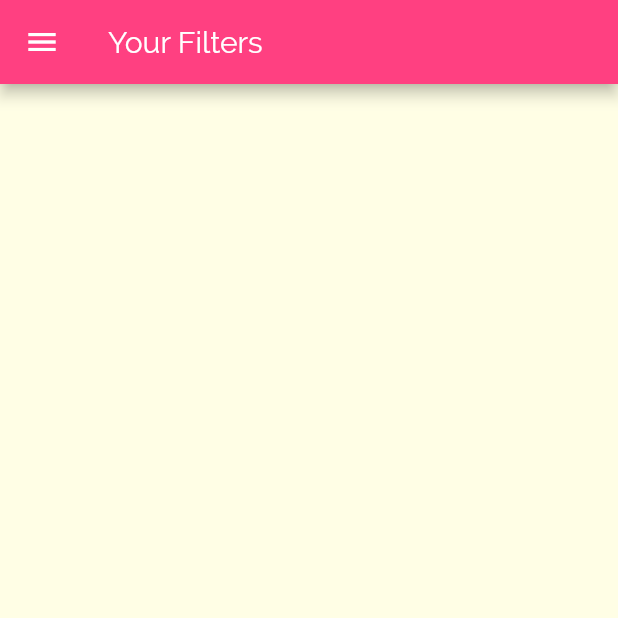
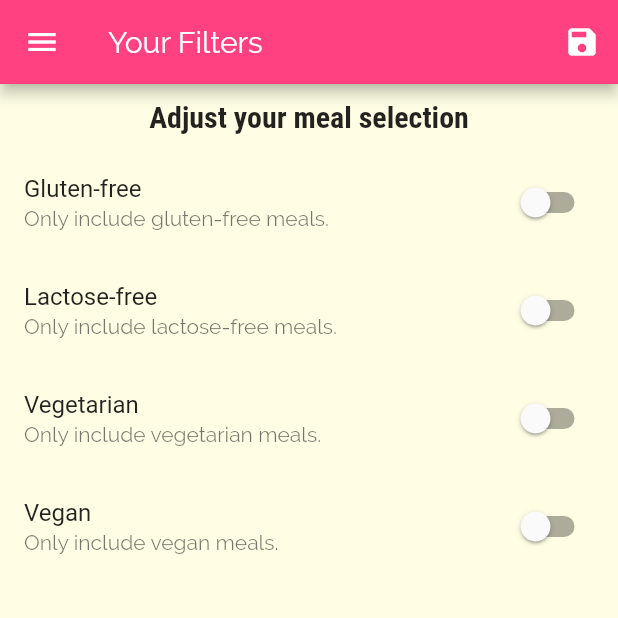
Before and after one commit to pavankalyan0424/Meals, a Flutter app: the FiltersPage screen opened by its route, on a phone screen of 412 x 824 dp, the top half of it. Run offline on Flutter 3.47's test engine with Material 2 defaults, Android fonts, the phone set to English and light mode, and no system bars.

Commit message:
settings page updated

```diff
--- a/lib/main.dart
+++ b/lib/main.dart
@@ -1,5 +1,7 @@
 import 'package:flutter/material.dart';
 
+import './dummy_data.dart';
+import './models/meals.dart';
 import './pages/filtersPage.dart';
 import './pages/homePage.dart';
 import './pages/mealDetailPage.dart';
@@ -9,7 +11,36 @@ void main() {
   runApp(MyApp());
 }
 
-class MyApp extends StatelessWidget {
+class MyApp extends StatefulWidget {
+  @override
+  _MyAppState createState() => _MyAppState();
+}
+
+class _MyAppState extends State<MyApp> {
+  List<bool> filters = [false, false, false, false];
+  List<Meal> _availableMeals = DUMMY_MEALS;
+
+  void _setFilters(List<bool> filterData) {
+    setState(() {
+      filters = filterData;
+    });
+    _availableMeals = DUMMY_MEALS.where((meal) {
+      if (filters[0] && !meal.isGlutenFree) {
+        return false;
+      }
+      if (filters[1] && !meal.isLactoseFree) {
+        return false;
+      }
+      if (filters[2] && !meal.isVegetarian) {
+        return false;
+      }
+      if (filters[3] && !meal.isVegan) {
+        return false;
+      }
+      return true;
+    }).toList();
+  }
+
   @override
   Widget build(BuildContext context) {
     return MaterialApp(
@@ -38,9 +69,10 @@ class MyApp extends StatelessWidget {
       initialRoute: '/',
       routes: {
         '/': (ctx) => MyHomePage(),
-        CategoryMealsPage.routeName: (ctx) => CategoryMealsPage(),
+        CategoryMealsPage.routeName: (ctx) =>
+            CategoryMealsPage(_availableMeals),
         MealDetailPage.routeName: (ctx) => MealDetailPage(),
-        FiltersPage.routeName: (ctx) => FiltersPage(),
+        FiltersPage.routeName: (ctx) => FiltersPage(_setFilters, filters),
       },
       onUnknownRoute: (settings) {
         return MaterialPageRoute(
--- a/lib/pages/filtersPage.dart
+++ b/lib/pages/filtersPage.dart
@@ -1,19 +1,74 @@
 import 'package:flutter/material.dart';
-import 'package:meals/widgets/mainDrawer.dart';
 
-class FiltersPage extends StatelessWidget {
+import '../widgets/mainDrawer.dart';
+
+class FiltersPage extends StatefulWidget {
   static const String routeName = '/filters';
+  final Function _saveFilters;
+  final List<bool> filters;
+
+  const FiltersPage(this._saveFilters, this.filters);
+
+  @override
+  _FiltersPageState createState() => _FiltersPageState();
+}
+
+class _FiltersPageState extends State<FiltersPage> {
+  List<String> _names = ['gluten-free', 'lactose-free', 'vegetarian', 'vegan'];
 
   @override
   Widget build(BuildContext context) {
     return Scaffold(
       drawer: MainDrawer(),
       appBar: AppBar(
+        actions: [
+          IconButton(
+            icon: Icon(
+              Icons.save,
+            ),
+            onPressed: () {
+              List<bool> filterData = [
+                widget.filters[0],
+                widget.filters[1],
+                widget.filters[2],
+                widget.filters[3],
+              ];
+              widget._saveFilters(filterData);
+            },
+          )
+        ],
         title: Text(
           'Your Filters',
         ),
       ),
-      body: Container(),
+      body: Column(
+        children: [
+          Container(
+            padding: const EdgeInsets.all(10),
+            child: Text(
+              'Adjust your meal selection',
+              style: Theme.of(context).textTheme.headline6,
+            ),
+          ),
+          Expanded(
+            child: ListView.builder(
+              itemCount: widget.filters.length,
+              itemBuilder: (context, index) => SwitchListTile(
+                value: widget.filters[index],
+                onChanged: (value) {
+                  setState(() {
+                    widget.filters[index] = value;
+                  });
+                },
+                subtitle: Text('Only include ${_names[index]} meals.'),
+                title: Text(
+                  _names[index][0].toUpperCase() + _names[index].substring(1),
+                ),
+              ),
+            ),
+          )
+        ],
+      ),
     );
   }
 }
--- a/lib/pages/mealsPage.dart
+++ b/lib/pages/mealsPage.dart
@@ -1,11 +1,13 @@
 import 'package:flutter/material.dart';
-import '../dummy_data.dart';
+
 import '../models/meals.dart';
-
 import '../widgets/meal_item.dart';
 
 class CategoryMealsPage extends StatefulWidget {
   static const String routeName = '/category-meals';
+  final List<Meal> _availableMeals;
+
+  const CategoryMealsPage(this._availableMeals);
 
   @override
   _CategoryMealsPageState createState() => _CategoryMealsPageState();
@@ -36,7 +38,7 @@ class _CategoryMealsPageState extends State<CategoryMealsPage> {
           ModalRoute.of(context).settings.arguments as Map<String, String>;
       categoryTitle = routeArgs['title'];
       final categoryId = routeArgs['id'];
-      categoryMeals = DUMMY_MEALS.where((meal) {
+      categoryMeals = widget._availableMeals.where((meal) {
         return meal.categories.contains(categoryId);
       }).toList();
       _loadedInitData = true;
```
